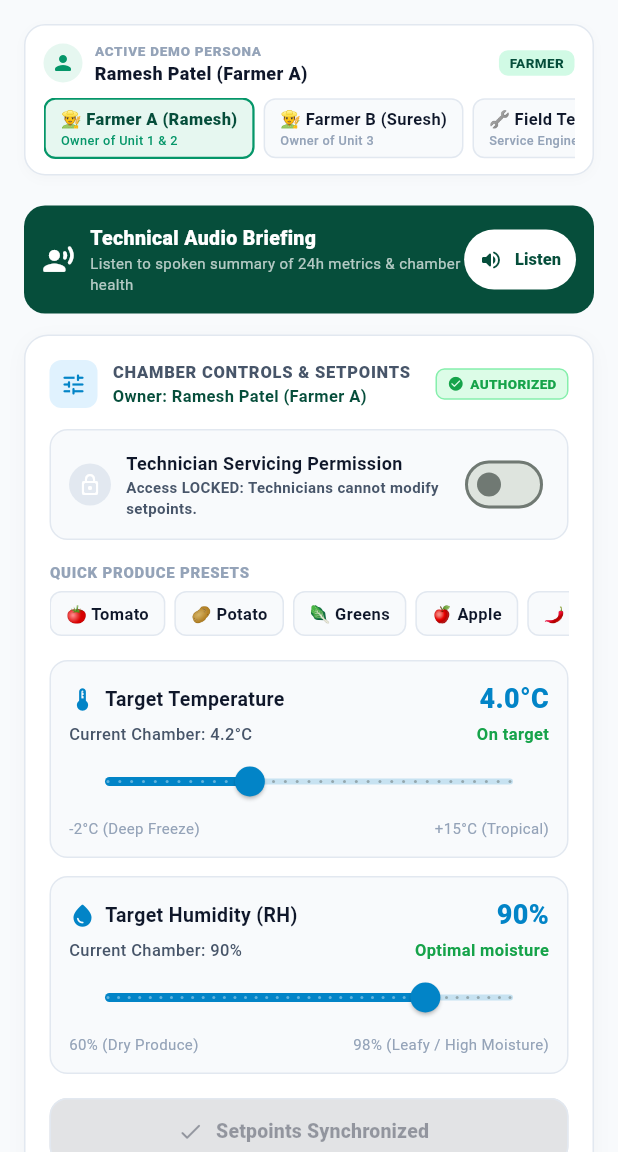
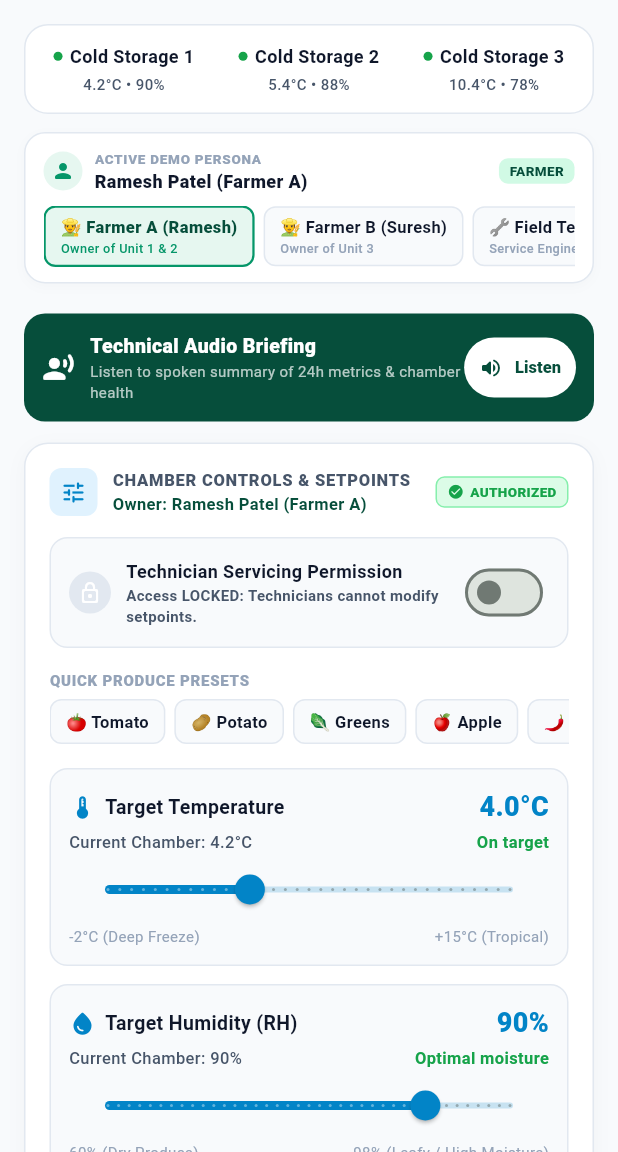
Before and after one commit to Saksham-yadav710/CryoRoot, a Flutter app: the DetailedStorageScreen screen opened directly with empty values, on a phone screen of 412 x 824 dp, the part 84-1236 px from its top. Run offline on Flutter 3.47's test engine with Material 3 defaults, Android fonts, the phone set to English and light mode, and no system bars; our stand-ins replace flutter_riverpod, flutter_tts, go_router, shared_preferences; accounts and stored records are empty.

Commit message:
fix(storage): persist chamber selection across live telemetry ticks and add detailed chamber switcher

```diff
--- a/lib/core/widgets/responsive_layout.dart
+++ b/lib/core/widgets/responsive_layout.dart
@@ -1,6 +1,6 @@
 import 'package:flutter/material.dart';
 
-/// Standard screen breakpoint definitions for CryoRoot
+/// Standard screen breakpoint definitions for CryoRoots
 class ResponsiveBreakpoints {
   static const double mobileMax = 599.0;
   static const double tabletMax = 899.0;
--- a/lib/features/dashboard/screens/home_screen.dart
+++ b/lib/features/dashboard/screens/home_screen.dart
@@ -345,7 +345,7 @@ class HomeScreen extends ConsumerWidget {
             children: [
               Icon(Icons.logout_rounded, color: Color(0xFFD32F2F)),
               SizedBox(width: 8),
-              Text('Log Out of CryoRoot?'),
+              Text('Log Out of CryoRoots?'),
             ],
           ),
           content: const Text(
--- a/lib/features/storage/screens/detailed_storage_screen.dart
+++ b/lib/features/storage/screens/detailed_storage_screen.dart
@@ -28,6 +28,21 @@ class DetailedStorageScreen extends ConsumerStatefulWidget {
 class _DetailedStorageScreenState extends ConsumerState<DetailedStorageScreen> {
   int _selectedChartTabIndex = 0; // 0: Temp, 1: Battery/Solar, 2: PCM
   bool _isTechnicianMode = false;
+  late String _activeUnitId;
+
+  @override
+  void initState() {
+    super.initState();
+    _activeUnitId = widget.unitId;
+  }
+
+  @override
+  void didUpdateWidget(DetailedStorageScreen oldWidget) {
+    super.didUpdateWidget(oldWidget);
+    if (oldWidget.unitId != widget.unitId) {
+      _activeUnitId = widget.unitId;
+    }
+  }
 
   @override
   Widget build(BuildContext context) {
@@ -36,7 +51,7 @@ class _DetailedStorageScreenState extends ConsumerState<DetailedStorageScreen> {
     final enhancedAudio = ref.watch(enhancedAudioControllerProvider);
 
     final ColdStorageUnit unit = units.firstWhere(
-      (u) => u.id == widget.unitId,
+      (u) => u.id == _activeUnitId,
       orElse: () => units.first,
     );
 
@@ -118,6 +133,101 @@ class _DetailedStorageScreenState extends ConsumerState<DetailedStorageScreen> {
           child: Column(
             crossAxisAlignment: CrossAxisAlignment.stretch,
             children: [
+            // Chamber Switcher (Cold Storage 1, 2, 3)
+            Container(
+              margin: const EdgeInsets.only(bottom: 12),
+              padding: const EdgeInsets.all(4),
+              decoration: BoxDecoration(
+                color: AppColors.surface,
+                borderRadius: BorderRadius.circular(16),
+                border: Border.all(color: AppColors.border),
+              ),
+              child: Row(
+                children: units.map((u) {
+                  final isSelected = u.id == _activeUnitId;
+                  return Expanded(
+                    child: InkWell(
+                      key: Key('detailed_chamber_tab_${u.id}'),
+                      onTap: () {
+                        if (_activeUnitId != u.id) {
+                          setState(() {
+                            _activeUnitId = u.id;
+                          });
+                          ref.read(selectedUnitIdProvider.notifier).state = u.id;
+                          if (isAudioPlaying) {
+                            enhancedAudio.stop();
+                          }
+                        }
+                      },
+                      borderRadius: BorderRadius.circular(12),
+                      child: AnimatedContainer(
+                        duration: const Duration(milliseconds: 200),
+                        padding: const EdgeInsets.symmetric(
+                            vertical: 8, horizontal: 4),
+                        decoration: BoxDecoration(
+                          color: isSelected
+                              ? AppColors.primary
+                              : Colors.transparent,
+                          borderRadius: BorderRadius.circular(12),
+                        ),
+                        child: Column(
+                          mainAxisSize: MainAxisSize.min,
+                          children: [
+                            Row(
+                              mainAxisAlignment: MainAxisAlignment.center,
+                              children: [
+                                Container(
+                                  width: 6,
+                                  height: 6,
+                                  decoration: BoxDecoration(
+                                    color: isSelected
+                                        ? Colors.white
+                                        : (u.reading.isOnline
+                                            ? AppColors.statusGood
+                                            : AppColors.statusOffline),
+                                    shape: BoxShape.circle,
+                                  ),
+                                ),
+                                const SizedBox(width: 5),
+                                Flexible(
+                                  child: Text(
+                                    u.name,
+                                    textAlign: TextAlign.center,
+                                    maxLines: 1,
+                                    overflow: TextOverflow.ellipsis,
+                                    style: TextStyle(
+                                      fontSize: 12,
+                                      fontWeight: isSelected
+                                          ? FontWeight.w800
+                                          : FontWeight.w600,
+                                      color: isSelected
+                                          ? Colors.white
+                                          : AppColors.textPrimary,
+                                    ),
+                                  ),
+                                ),
+                              ],
+                            ),
+                            const SizedBox(height: 3),
+                            Text(
+                              '${u.reading.temperature.toStringAsFixed(1)}°C • ${u.reading.humidity.toStringAsFixed(0)}%',
+                              style: TextStyle(
+                                fontSize: 10,
+                                fontWeight: FontWeight.w500,
+                                color: isSelected
+                                    ? Colors.white.withValues(alpha: 0.85)
+                                    : AppColors.textSecondary,
+                              ),
+                            ),
+                          ],
+                        ),
+                      ),
+                    ),
+                  );
+                }).toList(),
+              ),
+            ),
+
             // 0. Active Persona Switcher (Farmer A vs Farmer B vs Field Tech)
             const UserRoleSwitcherBar(),
             const SizedBox(height: 6),
--- a/lib/features/storage/widgets/farmer_sensor_health_card.dart
+++ b/lib/features/storage/widgets/farmer_sensor_health_card.dart
@@ -220,7 +220,7 @@ class FarmerSensorHealthCard extends StatelessWidget {
                           ),
                         ),
                         Text(
-                          'A local CryoRoot service technician is available 24/7.',
+                          'A local CryoRoots service technician is available 24/7.',
                           style: TextStyle(
                             fontSize: 11,
                             color: AppColors.textSecondary,
--- a/lib/services/connectivity/local_device_sync_service.dart
+++ b/lib/services/connectivity/local_device_sync_service.dart
@@ -12,7 +12,7 @@ class LocalDeviceSyncService {
     return [
       LocalDeviceInfo(
         unitId: 'AC-NER-001',
-        unitName: 'CryoRoot Chamber 1',
+        unitName: 'CryoRoots Chamber 1',
         village: 'Sonapur, Kamrup Metro (Assam)',
         connectionType: LocalConnectionType.bluetoothBle,
         address: 'CR:8B:29:44:A1:01',
@@ -22,7 +22,7 @@ class LocalDeviceSyncService {
       ),
       LocalDeviceInfo(
         unitId: 'AC-NER-002',
-        unitName: 'CryoRoot Chamber 2',
+        unitName: 'CryoRoots Chamber 2',
         village: 'Barapani, Ri-Bhoi (Meghalaya)',
         connectionType: LocalConnectionType.localWifiSoftAp,
         address: '192.168.4.1',
@@ -32,7 +32,7 @@ class LocalDeviceSyncService {
       ),
       LocalDeviceInfo(
         unitId: 'AC-NER-003',
-        unitName: 'CryoRoot Chamber 3',
+        unitName: 'CryoRoots Chamber 3',
         village: 'Sonitpur Orchard Unit (Assam)',
         connectionType: LocalConnectionType.bluetoothBle,
         address: 'CR:8B:29:44:A1:03',
```
Also changed, not shown: lib/state/storage_providers.dart (+4 -4 lines), 1 other file.
